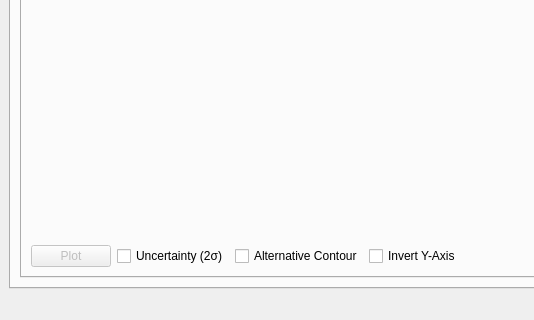
IUPBAuf/IUP-Regression-Model, file main.ui: the form before one commit; both pictures show x 0 to 534 and y 562 to 882 of the 645 by 882 pixel window.
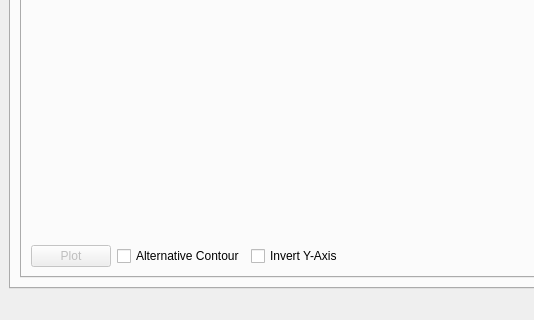
The form after the commit. The open tabs and pages were chosen to show the change.

Commit message:
QoL Update for Proxy Contour Plot
Added some changes for a better proxy contour plot. Improved the title and colourbar.

What changed in the file:
```diff
--- a/main.ui
+++ b/main.ui
@@ -1450,13 +1450,6 @@
                  </property>
                 </widget>
                </item>
-               <item>
-                <widget class="QCheckBox" name="proxy_con_uncertainty">
-                 <property name="text">
-                  <string>Uncertainty (2σ)</string>
-                 </property>
-                </widget>
-               </item>
                <item>
                 <widget class="QCheckBox" name="proxy_con_alternative">
                  <property name="text">
```
The commit also changes 1 other file.
